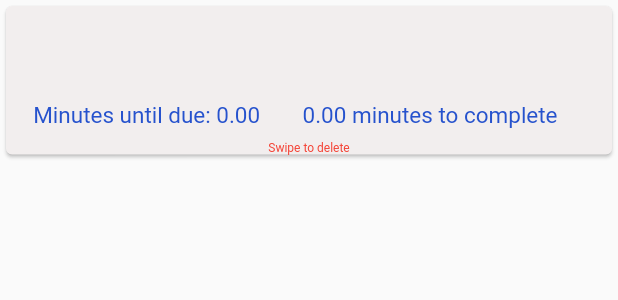
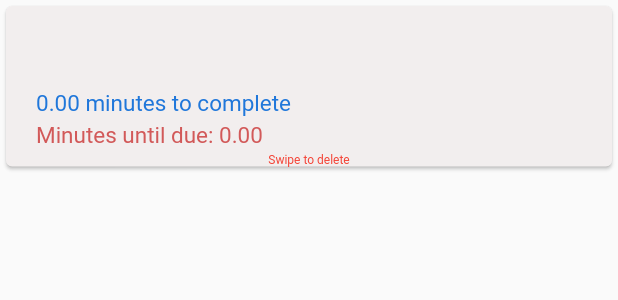
Before and after one commit to kelwishahy/heads-up-prototype, a Flutter app: the TaskCard widget shown alone on an empty page, opened directly with empty values, on a phone screen of 412 x 824 dp. Shown: the top 300 px of the screen. Run offline on Flutter 3.47's test engine with Material 2 defaults, Android fonts, the phone set to English and light mode, and no system bars; our stand-ins replace speech_to_text; missing offline and left inert: pausable_timer.

Commit message:
Changed card layout

```diff
--- a/heads_up_prototype/lib/components/task_card.dart
+++ b/heads_up_prototype/lib/components/task_card.dart
@@ -17,31 +17,39 @@ class TaskCard extends StatelessWidget {
       color: const Color.fromARGB(255, 242, 238, 238),
       child: Column(
         mainAxisSize: MainAxisSize.min,
+        crossAxisAlignment: CrossAxisAlignment.start,
         children: <Widget>[
           ListTile(
             title: Text(taskName,
                 style: const TextStyle(color: Color(0xff2652cd), fontSize: 24)),
           ),
           Padding(
-            padding: const EdgeInsets.all(8.0),
-            child: Row(
+            padding: const EdgeInsets.fromLTRB(20.0, 0.0, 20.0, 0.0),
+            child: Column(
               mainAxisAlignment: MainAxisAlignment.spaceEvenly,
+              crossAxisAlignment: CrossAxisAlignment.start,
               children: <Widget>[
-                Text('Minutes until due: ${due.toStringAsFixed(2)}',
-                    style: const TextStyle(
-                        color: Color(0xff2652cd), fontSize: 15)),
-                const SizedBox(width: 8),
                 Text(
                     "${hoursToComplete.toStringAsFixed(2)} minutes to complete",
                     style: const TextStyle(
-                        color: Color(0xff2652cd), fontSize: 15)),
-                const SizedBox(width: 8),
+                        color: Color.fromARGB(255, 32, 119, 218),
+                        fontSize: 15)),
+                const SizedBox(height: 3),
+                Text('Minutes until due: ${due.toStringAsFixed(2)}',
+                    style: const TextStyle(
+                        color: Color.fromARGB(255, 210, 89, 89), fontSize: 15)),
+                const SizedBox(height: 3),
               ],
             ),
           ),
-          const Text(
-            "Swipe to delete",
-            style: TextStyle(fontSize: 8, color: Colors.red),
+          Row(
+            mainAxisAlignment: MainAxisAlignment.center,
+            children: const [
+              Text(
+                "Swipe to delete",
+                style: TextStyle(fontSize: 8, color: Colors.red),
+              ),
+            ],
           ),
         ],
       ),
--- a/heads_up_prototype/lib/pages/home_page.dart
+++ b/heads_up_prototype/lib/pages/home_page.dart
@@ -222,7 +222,7 @@ class _HomePageState extends State<HomePage> {
             itemBuilder: (context, index) {
               if (tasks[index][3].isExpired ||
                   tasks[index][3].duration <= const Duration(seconds: 60) &&
-                      tasks[index][1].duration > const Duration(seconds: 0)) {
+                      tasks[index][1] > 0) {
                 return Dismissible(
                     key: Key(tasks[index][0]),
                     onDismissed: (direction) {
```
